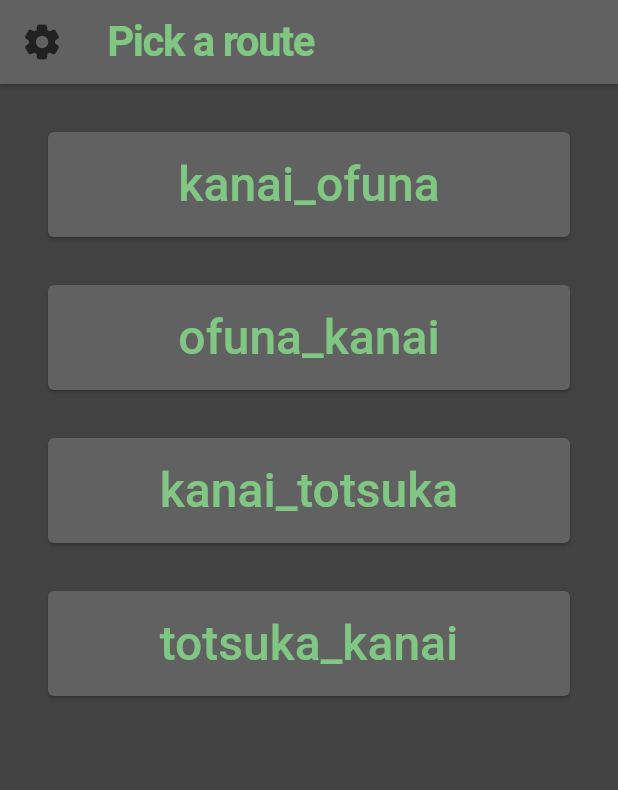
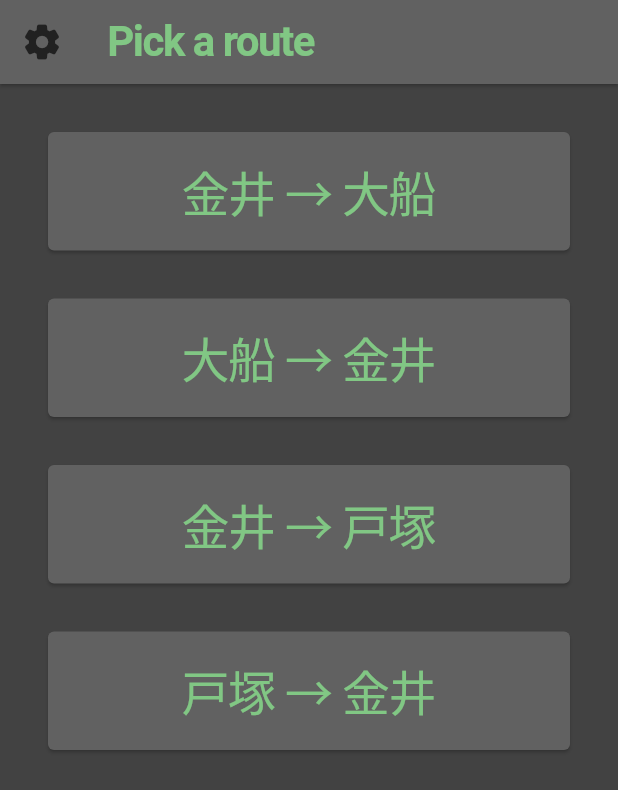
Before and after one commit to calbert1209/bus-warbler, a Flutter app: the screen it shows after launch, on a phone screen of 412 x 824 dp. Shown: the top 790 px of the screen. Run offline on Flutter 3.47's test engine with Material 2 defaults, Android fonts, the light colour scheme and no system bars; our stand-ins replace sqflite; accounts and stored records are empty; Roboto replaces fonts that are missing (MPlusRounded).

Commit message:
use localized ja-jp names for routes

```diff
--- a/lib/constants/db_consts.dart
+++ b/lib/constants/db_consts.dart
@@ -63,3 +63,20 @@ create table $tableName (
         .every((key) => item.containsKey(key));
   }
 }
+
+const LocalizedRouteNames = {
+  'ja-jp': {
+    'kanai_ofuna': '金井 → 大船',
+    'ofuna_kanai': '大船 → 金井',
+    'kanai_totsuka': '金井 → 戸塚',
+    'totsuka_kanai': '戸塚 → 金井',
+  }
+};
+
+String localizedRouteNameFor(String tableName, [String locale = 'ja-jp']) {
+  DBConsts.assertTableName(tableName);
+  final localInDictionary = LocalizedRouteNames.keys.contains(locale);
+  assert(localInDictionary, 'locale should be in dictionary');
+
+  return LocalizedRouteNames[locale]![tableName]!;
+}
--- a/lib/pages/route.dart
+++ b/lib/pages/route.dart
@@ -1,3 +1,4 @@
+import 'package:bus_warbler/constants/db_consts.dart';
 import 'package:bus_warbler/widgets/bottom_nav_text_bar.dart';
 import 'package:flutter/material.dart';
 import 'package:flutter/foundation.dart';
@@ -20,12 +21,12 @@ class RoutePage extends StatelessWidget {
     return Scaffold(
       appBar: AppBar(
         title: Text(
-          appState.route,
+          localizedRouteNameFor(appState.route),
           style: TextStyle(
             color: foregroundGreen,
             fontFamily: 'MPlusRounded',
             fontWeight: FontWeight.w700,
-            letterSpacing: -1,
+            letterSpacing: -1.0,
             fontSize: 28.0,
           ),
         ),
--- a/lib/widgets/main_drawer.dart
+++ b/lib/widgets/main_drawer.dart
@@ -61,7 +61,7 @@ class MainDrawer extends Drawer {
   @override
   Widget build(BuildContext context) {
     final appState = Provider.of<AppState>(context);
-    final lightGrey = Colors.grey.shade800;
+    // final lightGrey = Colors.grey.shade800;
     final textGreen = Colors.green.shade300;
 
     return Drawer(
--- a/lib/widgets/route_select_body.dart
+++ b/lib/widgets/route_select_body.dart
@@ -20,9 +20,12 @@ class RouteSelectBody extends StatelessWidget {
               child: Padding(
                 padding: const EdgeInsets.all(16.0),
                 child: Text(
-                  name,
+                  localizedRouteNameFor(name),
                   style: TextStyle(
+                    fontFamily: 'MPlusRounded',
                     fontSize: 32.0,
+                    fontWeight: FontWeight.w400,
+                    letterSpacing: -1.0,
                   ),
                 ),
               ),
```
